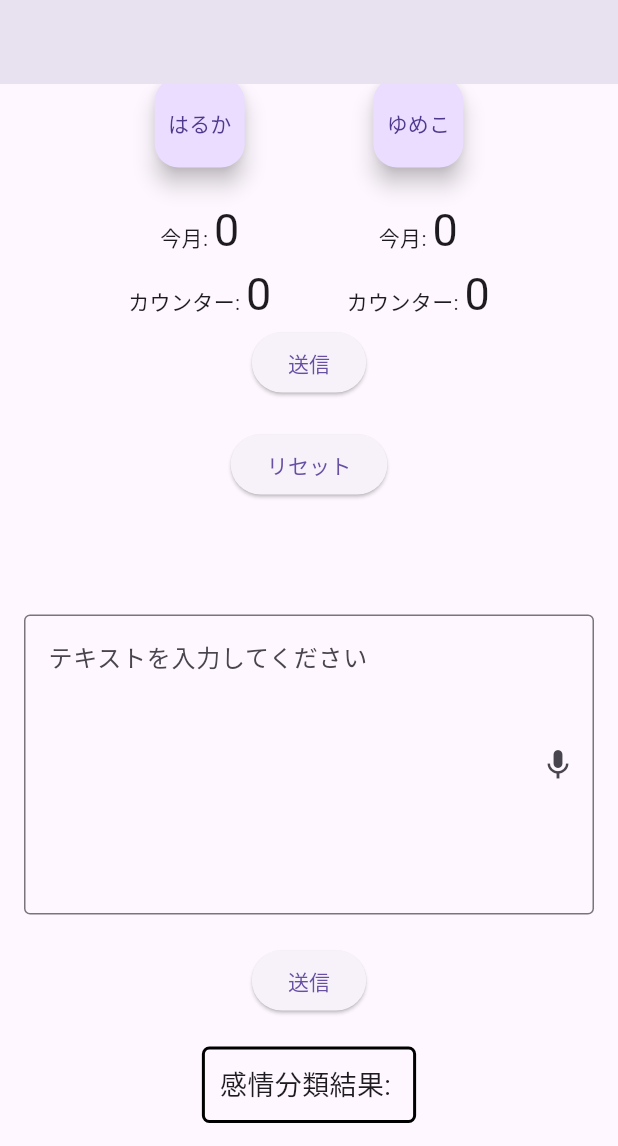
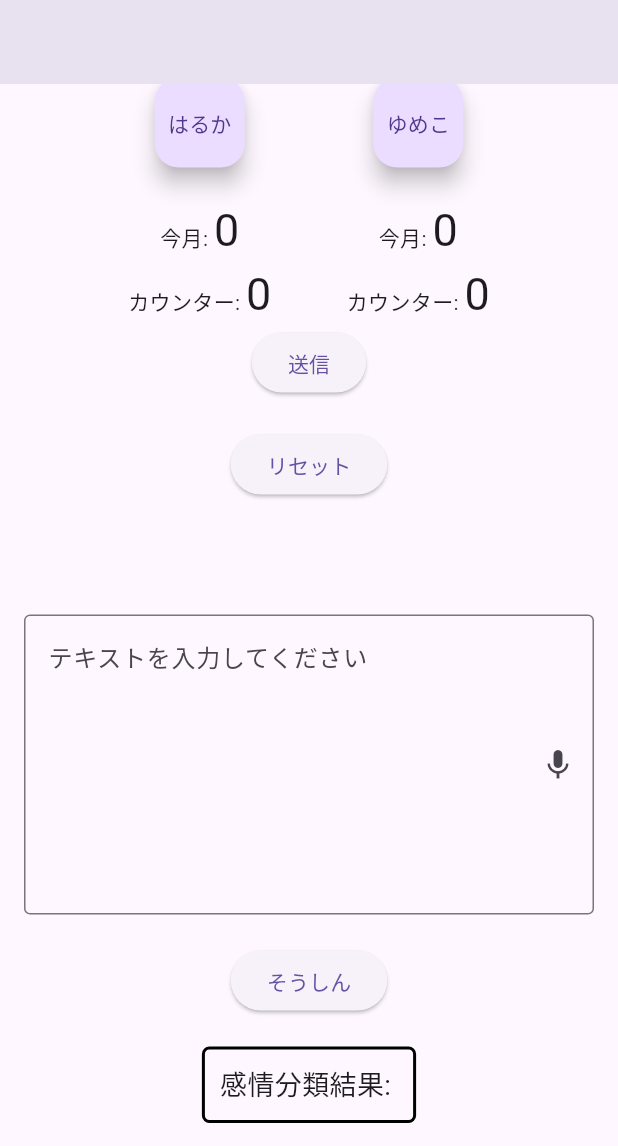
Before and after one commit to yoichiyy/haruyume2024, a Flutter app: the screen it shows after launch, scrolled down 463 dp, on a phone screen of 412 x 824 dp, the part 90-1236 px from its top. Run offline on Flutter 3.47's test engine with Material 3 defaults, Android fonts, the phone set to English and light mode, and no system bars; our stand-ins replace audioplayers, cloud_firestore, confetti, firebase_auth, firebase_core, shared_preferences and 1 more; accounts and stored records are empty; network calls fail.

```diff
--- a/lib/widgets/emotion_classifier_screen.dart
+++ b/lib/widgets/emotion_classifier_screen.dart
@@ -92,7 +92,7 @@ class EmotionClassifierScreenState extends State<EmotionClassifierScreen> {
             onPressed: () {
               sendToFlask(_textController.text); // 送信ボタン押下時にAPIを呼び出す
             },
-            child: const Text('送信'),
+            child: const Text('そうしん'),
           ),
           const SizedBox(height: 20), // 結果表示のためのスペース
           Container(
```
Also changed, not shown: 1 other file.
